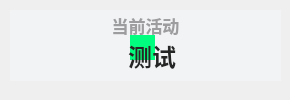
Old version of the form ui/minimize/widget-current-activity.ui in the repository RinLit-233-shiroko/Class-Widgets.
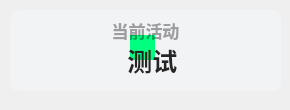
New version of the form. Icons and pictures are not drawn.

What changed in the file:
```diff
--- a/ui/minimize/widget-current-activity.ui
+++ b/ui/minimize/widget-current-activity.ui
@@ -7,7 +7,7 @@
     <x>0</x>
     <y>0</y>
     <width>290</width>
-    <height>100</height>
+    <height>110</height>
    </rect>
   </property>
   <property name="minimumSize">
@@ -28,16 +28,16 @@
   <widget class="QPushButton" name="subject">
    <property name="geometry">
     <rect>
-     <x>10</x>
-     <y>10</y>
-     <width>271</width>
-     <height>91</height>
+     <x>20</x>
+     <y>30</y>
+     <width>251</width>
+     <height>61</height>
     </rect>
    </property>
    <property name="font">
     <font>
      <family>Microsoft YaHei UI</family>
-     <pointsize>18</pointsize>
+     <pointsize>19</pointsize>
      <weight>75</weight>
      <bold>true</bold>
     </font>
@@ -82,9 +82,9 @@
    <property name="geometry">
     <rect>
      <x>30</x>
-     <y>0</y>
+     <y>10</y>
      <width>231</width>
-     <height>51</height>
+     <height>41</height>
     </rect>
    </property>
    <property name="font">
@@ -115,11 +115,13 @@
      <x>10</x>
      <y>10</y>
      <width>271</width>
-     <height>71</height>
+     <height>81</height>
     </rect>
    </property>
    <property name="styleSheet">
-    <string notr="true">background-color: rgba(242, 243, 245, 255);</string>
+    <string notr="true">background-color: rgba(242, 243, 245, 255);
+border-radius: 8px
+</string>
    </property>
    <property name="text">
     <string/>
```
